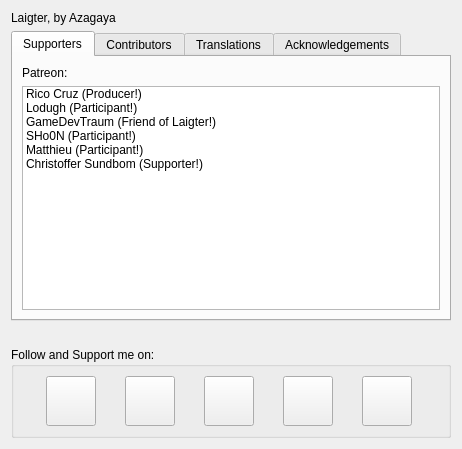
Qt form gui/about_dialog.ui (azagaya/laigter) before a commit.
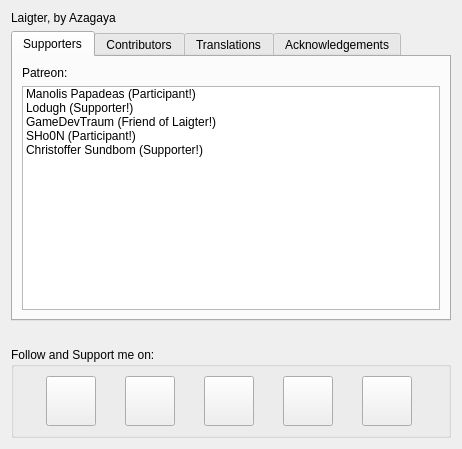
The same form after that commit. The open tabs and pages were chosen to show the change. Icons and pictures are not drawn.

What changed in the file:
```diff
--- a/gui/about_dialog.ui
+++ b/gui/about_dialog.ui
@@ -196,12 +196,12 @@
         <widget class="QListWidget" name="listWidget">
          <item>
           <property name="text">
-           <string>Rico Cruz (Producer!)</string>
+           <string>Manolis Papadeas (Participant!)</string>
           </property>
          </item>
          <item>
           <property name="text">
-           <string>Lodugh (Participant!)</string>
+           <string>Lodugh (Supporter!)</string>
           </property>
          </item>
          <item>
@@ -214,11 +214,6 @@
            <string>SHo0N (Participant!)</string>
           </property>
          </item>
-         <item>
-          <property name="text">
-           <string>Matthieu (Participant!)</string>
-          </property>
-         </item>
          <item>
           <property name="text">
            <string>Christoffer Sundbom (Supporter!)</string>
```
Left out of the diff: 2 changed lines with no effect on the pictures.
